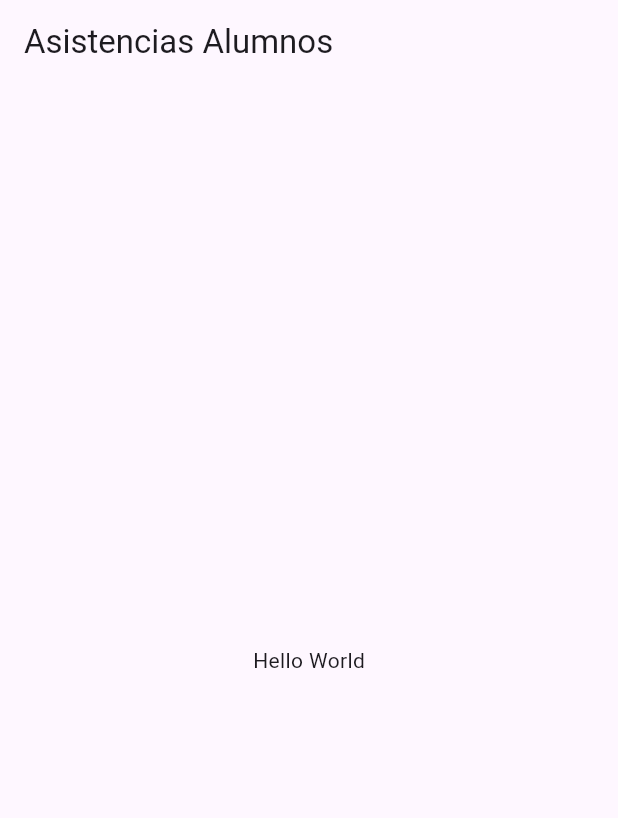
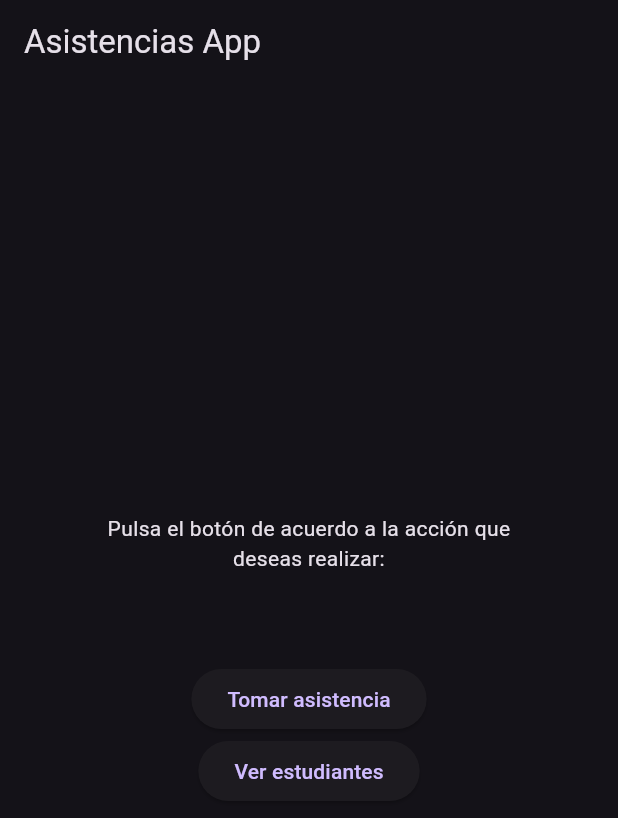
Before and after one commit to alexsh882/student_attendance, a Flutter app: the screen it shows after launch, on a phone screen of 412 x 824 dp. Shown: the top 818 px of the screen. Run offline on Flutter 3.47's test engine with Material 3 defaults, Android fonts, the light colour scheme and no system bars.

Commit message:
feat: :sparkles: Se agregaron las pantallas principales de la aplicación.

```diff
--- a/lib/main.dart
+++ b/lib/main.dart
@@ -1,23 +1,6 @@
 import 'package:flutter/material.dart';
 
+
+import 'package:student_attendance/ui/app.dart';
+
 void main() => runApp(const MyApp());
-
-class MyApp extends StatelessWidget {
-  const MyApp({super.key});
-
-  @override
-  Widget build(BuildContext context) {
-    return MaterialApp(
-      debugShowCheckedModeBanner: false,
-      title: 'Asistencias App',
-      home: Scaffold(
-        appBar: AppBar(
-          title: const Text('Asistencias Alumnos'),
-        ),
-        body: const Center(
-          child: Text('Hello World'),
-        ),
-      ),
-    );
-  }
-}
--- /dev/null
+++ b/lib/ui/app.dart
@@ -0,0 +1,21 @@
+import 'package:flutter/material.dart';
+import 'package:student_attendance/ui/screens/screens.dart';
+
+class MyApp extends StatelessWidget {
+  const MyApp({super.key});
+
+  @override
+  Widget build(BuildContext context) {
+    return MaterialApp(
+      debugShowCheckedModeBanner: false,
+      theme: ThemeData.dark(),
+      title: 'Asistencias App',
+      initialRoute: 'home',
+      routes: <String, WidgetBuilder>{
+        'home': (context) => const HomePage(),
+        'attendance': (context) => const AttendancePage(),
+        'students': (context) => const StudentPage()
+      },
+    );
+  }
+}
--- /dev/null
+++ b/lib/ui/screens/attendance_page.dart
@@ -0,0 +1,17 @@
+import 'package:flutter/material.dart';
+
+class AttendancePage extends StatelessWidget {
+  const AttendancePage({super.key});
+
+  @override
+  Widget build(BuildContext context) {
+    return Scaffold(
+      appBar: AppBar(
+        title: const Text('Tomar asistencia'),
+      ),
+      body: const Center(
+        child: Text('Pantalla tomar asistencias.'),
+      ),
+    );
+  }
+}
--- /dev/null
+++ b/lib/ui/screens/home_page.dart
@@ -0,0 +1,39 @@
+import 'package:flutter/material.dart';
+import 'package:flutter/widgets.dart';
+
+class HomePage extends StatelessWidget {
+  const HomePage({super.key});
+
+  @override
+  Widget build(BuildContext context) {
+    return Scaffold(
+      appBar: AppBar(
+        title: const Text('Asistencias App'),
+      ),
+      body: Center(
+        child: Column(
+          mainAxisAlignment: MainAxisAlignment.center,
+          children: <Widget>[
+            const SizedBox(
+                width: 300,
+                height: 100,
+                child: Text(
+                    'Pulsa el botón de acuerdo a la acción que deseas realizar:',textAlign: TextAlign.center,)),
+            ElevatedButton(
+              onPressed: () {
+                Navigator.pushNamed(context, 'attendance');
+              },
+              child: const Text('Tomar asistencia'),
+            ),
+            ElevatedButton(
+              onPressed: () {
+                Navigator.pushNamed(context, 'students');
+              },
+              child: const Text('Ver estudiantes'),
+            ),
+          ],
+        ),
+      ),
+    );
+  }
+}
--- /dev/null
+++ b/lib/ui/screens/screens.dart
@@ -0,0 +1,3 @@
+export 'package:student_attendance/ui/screens/attendance_page.dart';
+export 'package:student_attendance/ui/screens/home_page.dart';
+export 'package:student_attendance/ui/screens/students_page.dart';
```
Also changed, not shown: lib/ui/screens/students_page.dart (added, +24 -0 lines), lib/ui/widgets/app_bar.dart (added).
